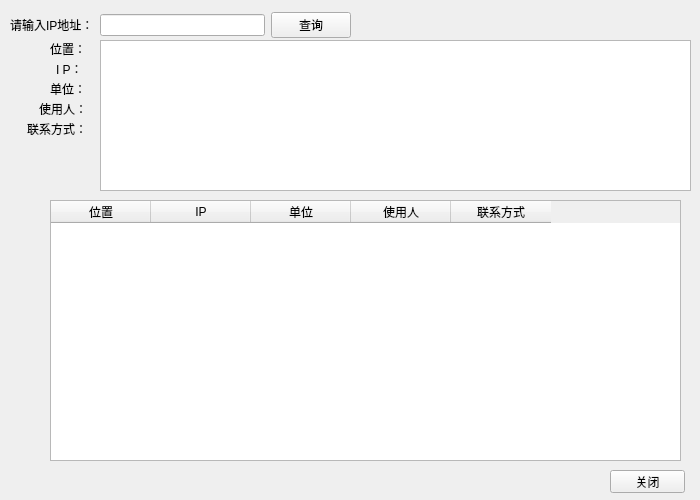
hefeiqiuyu/python, file ui_mainwindow.ui: the form before one commit.
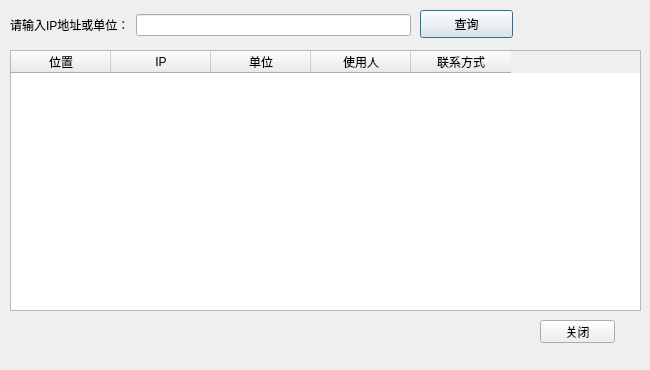
The form after the commit.

Diff of the .ui file:
```diff
--- a/ui_mainwindow.ui
+++ b/ui_mainwindow.ui
@@ -6,8 +6,8 @@
    <rect>
     <x>0</x>
     <y>0</y>
-    <width>700</width>
-    <height>500</height>
+    <width>650</width>
+    <height>370</height>
    </rect>
   </property>
   <property name="sizePolicy">
@@ -18,14 +18,14 @@
   </property>
   <property name="minimumSize">
    <size>
-    <width>700</width>
-    <height>500</height>
+    <width>650</width>
+    <height>370</height>
    </size>
   </property>
   <property name="maximumSize">
    <size>
-    <width>700</width>
-    <height>500</height>
+    <width>650</width>
+    <height>370</height>
    </size>
   </property>
   <property name="windowTitle">
@@ -35,22 +35,12 @@
    <string/>
   </property>
   <widget class="QWidget" name="centralwidget">
-   <widget class="QListView" name="listView">
-    <property name="geometry">
-     <rect>
-      <x>100</x>
-      <y>40</y>
-      <width>591</width>
-      <height>151</height>
-     </rect>
-    </property>
-   </widget>
    <widget class="QWidget" name="layoutWidget">
     <property name="geometry">
      <rect>
       <x>10</x>
       <y>10</y>
-      <width>341</width>
+      <width>401</width>
       <height>30</height>
      </rect>
     </property>
@@ -58,27 +48,20 @@
      <item>
       <widget class="QLabel" name="label">
        <property name="text">
-        <string>请输入IP地址：</string>
+        <string>请输入IP地址或单位：</string>
        </property>
       </widget>
      </item>
      <item>
       <widget class="QLineEdit" name="lineEdit_3"/>
      </item>
-     <item>
-      <widget class="QPushButton" name="pushButton">
-       <property name="text">
-        <string>查询</string>
-       </property>
-      </widget>
-     </item>
     </layout>
    </widget>
    <widget class="QPushButton" name="pushButton_2">
     <property name="geometry">
      <rect>
-      <x>610</x>
-      <y>470</y>
+      <x>540</x>
+      <y>320</y>
       <width>75</width>
       <height>23</height>
      </rect>
@@ -87,76 +70,11 @@
      <string>关闭</string>
     </property>
    </widget>
-   <widget class="QLabel" name="label_2">
-    <property name="geometry">
-     <rect>
-      <x>50</x>
-      <y>41</y>
-      <width>36</width>
-      <height>16</height>
-     </rect>
-    </property>
-    <property name="text">
-     <string>位置：</string>
-    </property>
-   </widget>
-   <widget class="QLabel" name="label_3">
-    <property name="geometry">
-     <rect>
-      <x>56</x>
-      <y>61</y>
-      <width>36</width>
-      <height>16</height>
-     </rect>
-    </property>
-    <property name="text">
-     <string>I P：</string>
-    </property>
-   </widget>
-   <widget class="QLabel" name="label_4">
-    <property name="geometry">
-     <rect>
-      <x>50</x>
-      <y>81</y>
-      <width>36</width>
-      <height>16</height>
-     </rect>
-    </property>
-    <property name="text">
-     <string>单位：</string>
-    </property>
-   </widget>
-   <widget class="QLabel" name="label_5">
-    <property name="geometry">
-     <rect>
-      <x>39</x>
-      <y>101</y>
-      <width>48</width>
-      <height>16</height>
-     </rect>
-    </property>
-    <property name="text">
-     <string>使用人：</string>
-    </property>
-   </widget>
-   <widget class="QLabel" name="label_6">
-    <property name="geometry">
-     <rect>
-      <x>27</x>
-      <y>121</y>
-      <width>60</width>
-      <height>16</height>
-     </rect>
-    </property>
-    <property name="text">
-     <string>联系方式：</string>
-    </property>
-   </widget>
    <widget class="QTableWidget" name="tableWidget">
     <property name="geometry">
      <rect>
-      <x>50</x>
-      <y>200</y>
+      <x>10</x>
+      <y>50</y>
       <width>631</width>
       <height>261</height>
      </rect>
@@ -187,6 +105,28 @@
      </property>
     </column>
    </widget>
+   <widget class="QPushButton" name="pushButton">
+    <property name="geometry">
+     <rect>
+      <x>420</x>
+      <y>10</y>
+      <width>93</width>
+      <height>28</height>
+     </rect>
+    </property>
+    <property name="text">
+     <string>查询</string>
+    </property>
+    <property name="autoDefault">
+     <bool>true</bool>
+    </property>
+    <property name="default">
+     <bool>true</bool>
+    </property>
+    <property name="flat">
+     <bool>false</bool>
+    </property>
+   </widget>
   </widget>
  </widget>
  <resources/>
```
Left out of the diff: 6 changed lines with no effect on the pictures.
